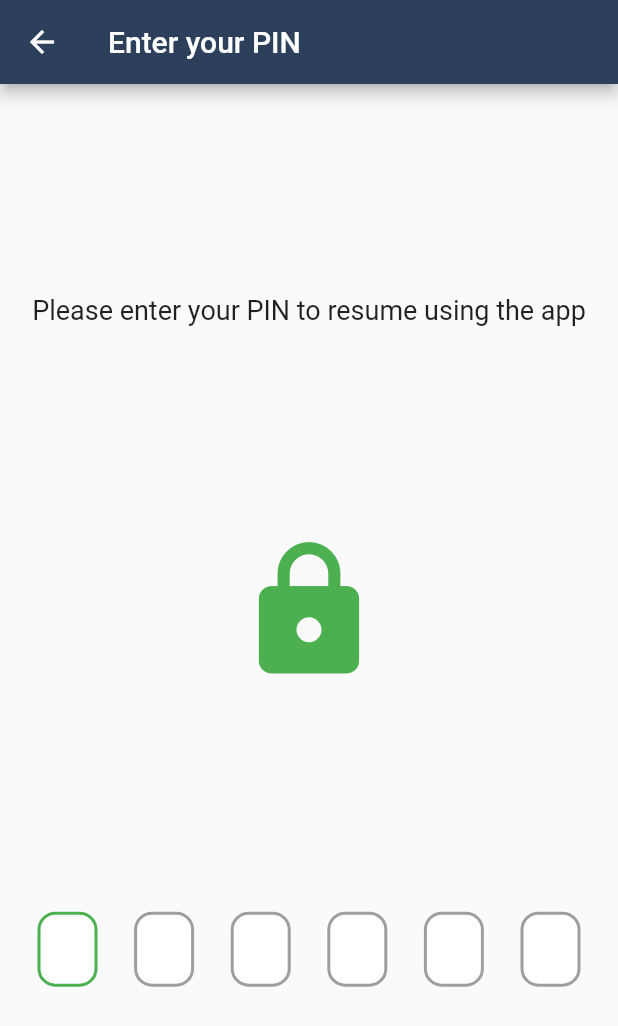
After one commit to mojaloop/contrib-pisp-demo-ui, a Flutter app: the PinEntryScreen screen opened directly, on a phone screen of 412 x 824 dp. The commit adds this screen. Shown: the top 1026 px of the screen. Run offline on Flutter 3.47's test engine with Material 2 defaults, Android fonts, the phone set to English and light mode, and no system bars; drawn by our look-alikes of pin_code_fields; our stand-ins replace firebase_auth, get, google_fonts, google_sign_in, logger; missing offline and left inert: international_phone_input; accounts and stored records are empty; generated files the repository leaves out were written again.

Commit message:
Finished PIN entry UI

```diff
--- a/lib/main.dart
+++ b/lib/main.dart
@@ -9,8 +9,6 @@ import 'controllers/app/auth_controller.dart';
 import 'controllers/ephemeral/login_controller.dart';
 import 'controllers/ephemeral/profile_controller.dart';
 import 'controllers/ephemeral/splash_controller.dart';
-
-
 
 void main() {
 
--- /dev/null
+++ b/lib/ui/pages/pin_entry.dart
@@ -0,0 +1,81 @@
+import 'dart:async';
+import 'package:flutter/material.dart';
+import 'package:pin_code_fields/pin_code_fields.dart';
+import 'file:///C:/Users/Kenneth/Desktop/pisp-demo-app-flutter/lib/controllers/ephemeral/user_pin_auth_controller.dart';
+
+
+class PinEntryScreen extends StatefulWidget {
+  @override
+  State<StatefulWidget> createState() => _PinEntryScreenState();
+}
+
+class _PinEntryScreenState extends State<PinEntryScreen> {
+  // Handles animation for error
+  StreamController<ErrorAnimationType> errorController =
+  StreamController<ErrorAnimationType>();
+
+  // Handles text field
+  TextEditingController textEditingController = TextEditingController();
+
+  // Handles business logic of PIN auth
+  PINAuthController pinAuthController = PINAuthController();
+
+  @override
+  Widget build(BuildContext context) {
+    return Scaffold(
+      appBar: AppBar(
+        title: const Text('Enter your PIN'),
+      ),
+      body: Container(
+        height: MediaQuery.of(context).size.height,
+        width: MediaQuery.of(context).size.width,
+        child: Column(
+            mainAxisAlignment: MainAxisAlignment.spaceEvenly,
+            crossAxisAlignment: CrossAxisAlignment.center,
+            children: [
+              const Text('Please enter your PIN to resume using the app',
+                  style: TextStyle(
+                    fontSize: 18.0,
+                  )),
+              const Icon(Icons.lock,
+              size: 100,
+              color: Colors.green), // Replace with a nice image
+              Padding(
+                padding: const EdgeInsets.fromLTRB(25, 10, 25, 10),
+                child: PinCodeTextField(
+                  length: 6,
+                  onCompleted: (value) {
+                    final bool correct = pinAuthController.authenticate(value);
+                    if (!correct) {
+                      errorController.add(ErrorAnimationType.shake);
+                      textEditingController.clear();
+                    }
+                  },
+                  errorAnimationController: errorController,
+                  controller: textEditingController,
+                  pinTheme: PinTheme(
+                    shape: PinCodeFieldShape.box,
+                    borderRadius: BorderRadius.circular(12),
+                    fieldHeight: 50,
+                    fieldWidth: 40,
+                    // Box background
+                    activeFillColor: Colors.white,
+                    inactiveFillColor: Colors.white,
+                    selectedFillColor: Colors.white,
+                    // Outline
+                    selectedColor: Colors.green,
+                    inactiveColor: Colors.grey,
+                  ),
+                  enableActiveFill: true,
+                  backgroundColor: Colors.transparent,
+                  textInputType: TextInputType.number,
+                  autoFocus: true,
+                  animationType: AnimationType.fade,
+                  animationDuration: const Duration(milliseconds: 200),
+                ),
+              )
+            ]),
+      ),
+    );
+  }
+}
--- a/pubspec.yaml
+++ b/pubspec.yaml
@@ -32,6 +32,8 @@ dependencies:
   cloud_firestore: ^0.13.7
   google_sign_in: ^4.5.1
   json_annotation: ^3.0.1
+  pin_code_fields: ^4.0.0
+  flutter_secure_storage: ^3.3.3
 
   # The following adds the Cupertino Icons font to your application.
   # Use with the CupertinoIcons class for iOS style icons.
```
Also changed, not shown: pubspec.lock, 1 other file.
